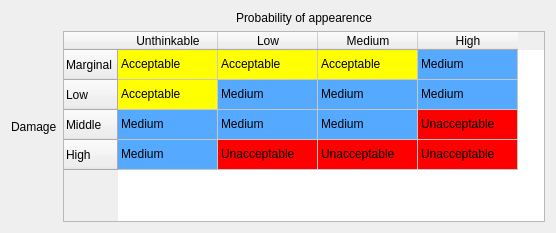
Above: riskassessmenttable.ui from atilm/RequirementsManager before the change. Below: the same form after it.
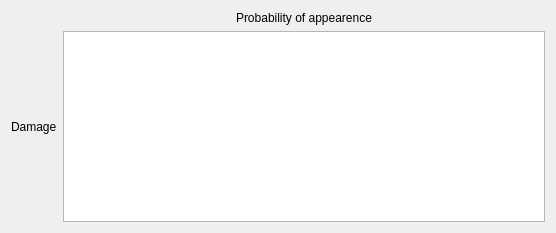
That is the form after the change.

Commit message: Implemented RiskModel and RiskAssessmentModel

The edit to the form file:
```diff
--- a/riskassessmenttable.ui
+++ b/riskassessmenttable.ui
@@ -50,281 +50,7 @@
     </widget>
    </item>
    <item row="1" column="1">
-    <widget class="QTableWidget" name="tableWidget">
-     <property name="editTriggers">
-      <set>QAbstractItemView::NoEditTriggers</set>
-     </property>
-     <property name="selectionMode">
-      <enum>QAbstractItemView::SingleSelection</enum>
-     </property>
-     <property name="showGrid">
-      <bool>true</bool>
-     </property>
-     <row>
-      <property name="text">
-       <string>Marginal</string>
-      </property>
-     </row>
-     <row>
-      <property name="text">
-       <string>Low</string>
-      </property>
-     </row>
-     <row>
-      <property name="text">
-       <string>Middle</string>
-      </property>
-     </row>
-     <row>
-      <property name="text">
-       <string>High</string>
-      </property>
-     </row>
-     <column>
-      <property name="text">
-       <string>Unthinkable</string>
-      </property>
-     </column>
-     <column>
-      <property name="text">
-       <string>Low</string>
-      </property>
-     </column>
-     <column>
-      <property name="text">
-       <string>Medium</string>
-      </property>
-     </column>
-     <column>
-      <property name="text">
-       <string>High</string>
-      </property>
-     </column>
-     <item row="0" column="0">
-      <property name="text">
-       <string>Acceptable</string>
-      </property>
-      <property name="background">
-       <brush brushstyle="SolidPattern">
-        <color alpha="255">
-         <red>255</red>
-         <green>255</green>
-         <blue>0</blue>
-        </color>
-       </brush>
-      </property>
-     </item>
-     <item row="0" column="1">
-      <property name="text">
-       <string>Acceptable</string>
-      </property>
-      <property name="background">
-       <brush brushstyle="SolidPattern">
-        <color alpha="255">
-         <red>255</red>
-         <green>255</green>
-         <blue>0</blue>
-        </color>
-       </brush>
-      </property>
-     </item>
-     <item row="0" column="2">
-      <property name="text">
-       <string>Acceptable</string>
-      </property>
-      <property name="background">
-       <brush brushstyle="SolidPattern">
-        <color alpha="255">
-         <red>255</red>
-         <green>255</green>
-         <blue>0</blue>
-        </color>
-       </brush>
-      </property>
-     </item>
-     <item row="0" column="3">
-      <property name="text">
-       <string>Medium</string>
-      </property>
-      <property name="background">
-       <brush brushstyle="SolidPattern">
-        <color alpha="255">
-         <red>85</red>
-         <green>170</green>
-         <blue>255</blue>
-        </color>
-       </brush>
-      </property>
-     </item>
-     <item row="1" column="0">
-      <property name="text">
-       <string>Acceptable</string>
-      </property>
-      <property name="background">
-       <brush brushstyle="SolidPattern">
-        <color alpha="255">
-         <red>255</red>
-         <green>255</green>
-         <blue>0</blue>
-        </color>
-       </brush>
-      </property>
-     </item>
-     <item row="1" column="1">
-      <property name="text">
-       <string>Medium</string>
-      </property>
-      <property name="background">
-       <brush brushstyle="SolidPattern">
-        <color alpha="255">
-         <red>85</red>
-         <green>170</green>
-         <blue>255</blue>
-        </color>
-       </brush>
-      </property>
-     </item>
-     <item row="1" column="2">
-      <property name="text">
-       <string>Medium</string>
-      </property>
-      <property name="background">
-       <brush brushstyle="SolidPattern">
-        <color alpha="255">
-         <red>85</red>
-         <green>170</green>
-         <blue>255</blue>
-        </color>
-       </brush>
-      </property>
-     </item>
-     <item row="1" column="3">
-      <property name="text">
-       <string>Medium</string>
-      </property>
-      <property name="background">
-       <brush brushstyle="SolidPattern">
-        <color alpha="255">
-         <red>85</red>
-         <green>170</green>
-         <blue>255</blue>
-        </color>
-       </brush>
-      </property>
-     </item>
-     <item row="2" column="0">
-      <property name="text">
-       <string>Medium</string>
-      </property>
-      <property name="background">
-       <brush brushstyle="SolidPattern">
-        <color alpha="255">
-         <red>85</red>
-         <green>170</green>
-         <blue>255</blue>
-        </color>
-       </brush>
-      </property>
-     </item>
-     <item row="2" column="1">
-      <property name="text">
-       <string>Medium</string>
-      </property>
-      <property name="background">
-       <brush brushstyle="SolidPattern">
-        <color alpha="255">
-         <red>85</red>
-         <green>170</green>
-         <blue>255</blue>
-        </color>
-       </brush>
-      </property>
-     </item>
-     <item row="2" column="2">
-      <property name="text">
-       <string>Medium</string>
-      </property>
-      <property name="background">
-       <brush brushstyle="SolidPattern">
-        <color alpha="255">
-         <red>85</red>
-         <green>170</green>
-         <blue>255</blue>
-        </color>
-       </brush>
-      </property>
-     </item>
-     <item row="2" column="3">
-      <property name="text">
-       <string>Unacceptable</string>
-      </property>
-      <property name="background">
-       <brush brushstyle="SolidPattern">
-        <color alpha="255">
-         <red>255</red>
-         <green>0</green>
-         <blue>0</blue>
-        </color>
-       </brush>
-      </property>
-     </item>
-     <item row="3" column="0">
-      <property name="text">
-       <string>Medium</string>
-      </property>
-      <property name="background">
-       <brush brushstyle="SolidPattern">
-        <color alpha="255">
-         <red>85</red>
-         <green>170</green>
-         <blue>255</blue>
-        </color>
-       </brush>
-      </property>
-     </item>
-     <item row="3" column="1">
-      <property name="text">
-       <string>Unacceptable</string>
-      </property>
-      <property name="background">
-       <brush brushstyle="SolidPattern">
-        <color alpha="255">
-         <red>255</red>
-         <green>0</green>
-         <blue>0</blue>
-        </color>
-       </brush>
-      </property>
-     </item>
-     <item row="3" column="2">
-      <property name="text">
-       <string>Unacceptable</string>
-      </property>
-      <property name="background">
-       <brush brushstyle="SolidPattern">
-        <color alpha="255">
-         <red>255</red>
-         <green>0</green>
-         <blue>0</blue>
-        </color>
-       </brush>
-      </property>
-     </item>
-     <item row="3" column="3">
-      <property name="text">
-       <string>Unacceptable</string>
-      </property>
-      <property name="background">
-       <brush brushstyle="SolidPattern">
-        <color alpha="255">
-         <red>255</red>
-         <green>0</green>
-         <blue>0</blue>
-        </color>
-       </brush>
-      </property>
-     </item>
-    </widget>
+    <widget class="QTableView" name="riskView"/>
    </item>
   </layout>
  </widget>
```
The commit also changes 19 other files.
